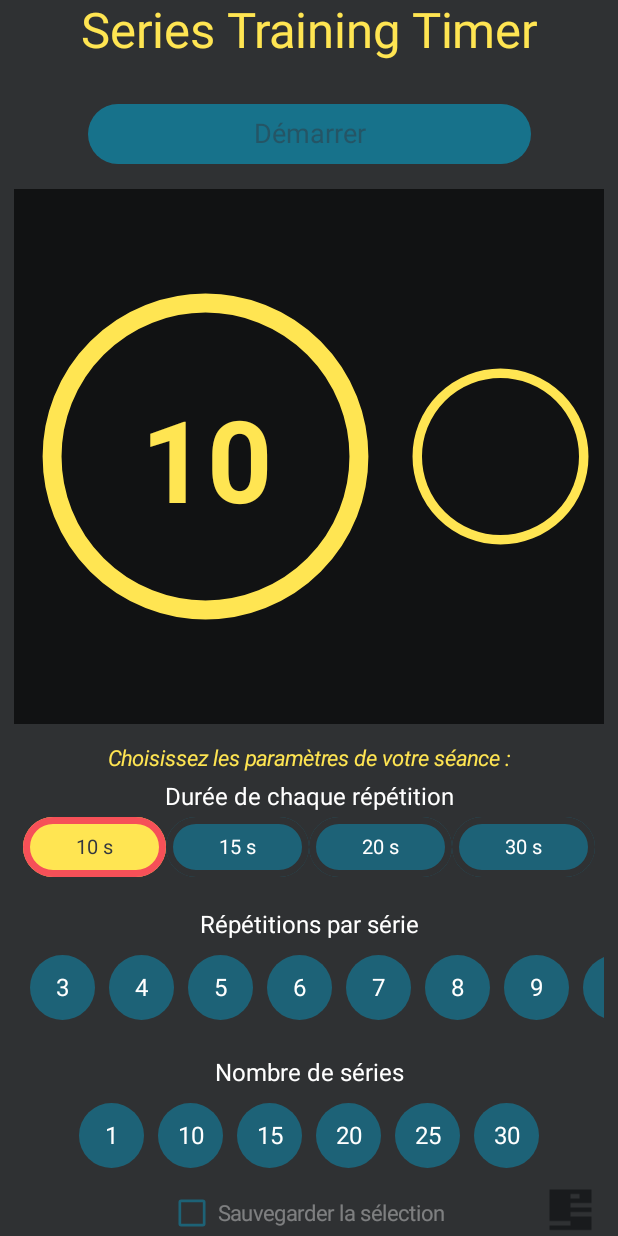
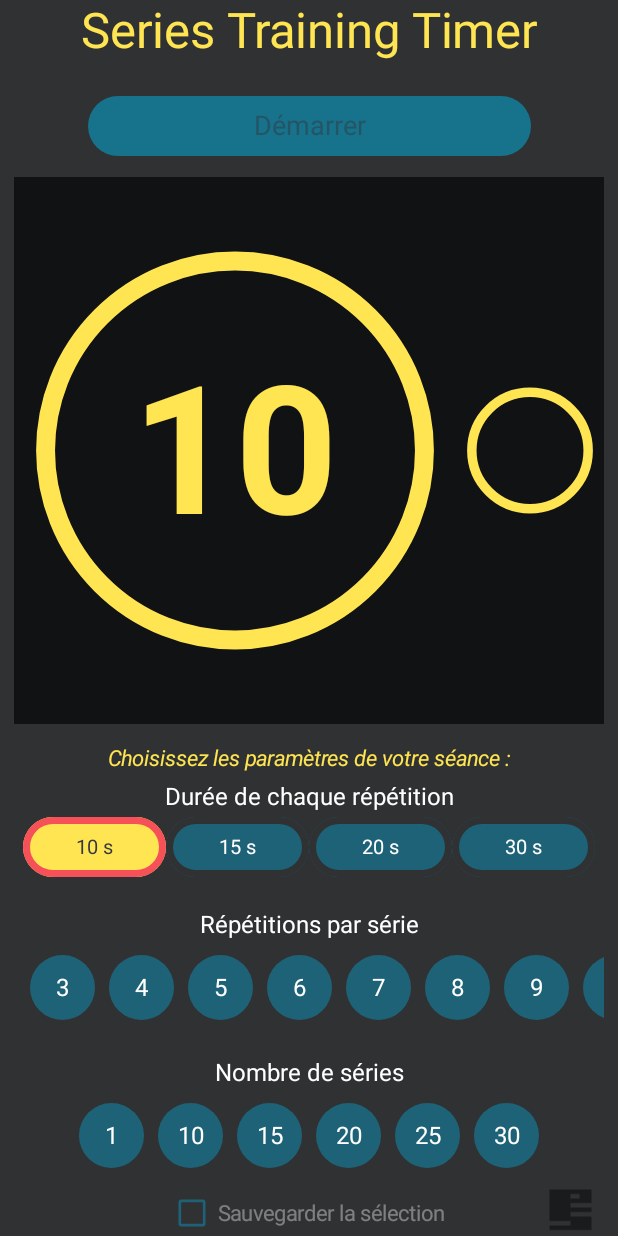
Before and after one commit to schmouk/ArcheryTrainingTimer, an Android app built with Jetpack Compose: the screen it shows after launch (MainActivity), after a tap on "10 s", on a phone screen of 412 x 824 dp. Run offline under Robolectric (Android 15) with nearby library versions, the phone set to English and light mode, and no system bars.

Commit message:
#100-fix centering of timer countdown
Fixed. Tested.

```diff
--- a/ArcheryTrainingTimer/app/src/main/java/com/github/schmouk/archerytrainingtimer/MainActivity.kt
+++ b/ArcheryTrainingTimer/app/src/main/java/com/github/schmouk/archerytrainingtimer/MainActivity.kt
@@ -1,9 +1,14 @@
 package com.github.schmouk.archerytrainingtimer
 
 import android.annotation.SuppressLint
+import android.graphics.Paint
+import android.graphics.Rect
+import android.graphics.Typeface
 import android.media.AudioAttributes
 import android.media.SoundPool
 import android.os.Bundle
+import android.text.TextPaint
+//import android.util.Log
 import android.view.WindowManager
 
 import androidx.activity.ComponentActivity
@@ -15,17 +20,6 @@ import androidx.compose.foundation.border
 import androidx.compose.foundation.clickable
 import androidx.compose.foundation.Image
 import androidx.compose.foundation.layout.*
-//import androidx.compose.foundation.layout.asPaddingValues
-//import androidx.compose.foundation.layout.Box
-//import androidx.compose.foundation.layout.Column
-//import androidx.compose.foundation.layout.fillMaxSize
-//import androidx.compose.foundation.layout.height
-//import androidx.compose.foundation.layout.padding
-//import androidx.compose.foundation.layout.safeDrawing // For overall safe drawing area
-//import androidx.compose.foundation.layout.size
-//import androidx.compose.foundation.layout.statusBars // For statusBars specific insets
-//import androidx.compose.foundation.layout.width
-//import androidx.compose.foundation.layout.WindowInsets
 import androidx.compose.foundation.lazy.items
 import androidx.compose.foundation.lazy.LazyRow
 import androidx.compose.foundation.lazy.rememberLazyListState
@@ -61,8 +55,12 @@ import androidx.compose.ui.semantics.Role
 import androidx.compose.ui.text.font.FontStyle
 import androidx.compose.ui.text.font.FontWeight
 import androidx.compose.ui.text.style.TextAlign
+//import androidx.compose.ui.text.style.TextOverflow
 import androidx.compose.ui.text.TextStyle
 import androidx.compose.runtime.Composable
+import androidx.compose.ui.graphics.nativeCanvas
+import androidx.compose.ui.graphics.toArgb
+import androidx.compose.ui.text.drawText
 import androidx.compose.ui.tooling.preview.Preview
 import androidx.compose.ui.unit.Dp
 import androidx.compose.ui.unit.dp
@@ -78,8 +76,6 @@ import kotlin.math.roundToInt
 import kotlinx.coroutines.delay
 import kotlinx.coroutines.isActive
 import kotlinx.coroutines.launch
-
-import android.util.Log
 
 
 @OptIn(ExperimentalMaterial3Api::class)
@@ -234,7 +230,6 @@ fun MyCustomTopAppBar() {
         // Remove .padding(WindowInsets.statusBars.asPaddingValues()) if using the above
         */
         title = {
-            Log.d("TopAppBarDebug", "Title Composable recomposing") // Add a log
             Text(
                 text = stringResource(id = R.string.app_name), // Assuming app_name is "Archery Training Timer"
                 style = MaterialTheme.typography.titleLarge // Or your preferred style
@@ -561,6 +556,9 @@ fun SimpleScreen(
                 val repetitionsLazyListState = rememberLazyListState()
                 val coroutineScope = rememberCoroutineScope()
 
+                val restModeText = stringResource(R.string.rest_indicator).toString()
+
+
                 // This flag will determine if the timers should be dimmed
                 // It's true when a full cycle of repetitions is complete and timer is stopped
                 val showDimmedTimers = rememberSaveable(currentRepetitionsLeft, isTimerRunning) {
@@ -743,8 +741,7 @@ fun SimpleScreen(
                                     isTimerRunning = true
                                     isDimmedState = false
                                     isTimerStopped = false
-                                    currentRepetitionsLeft =
-                                        numberOfRepetitions // Reset for new cycle
+                                    currentRepetitionsLeft = numberOfRepetitions // Reset for new cycle
                                     currentSeriesLeft = currentSeriesLeft!! - 1
                                     break // Exit rest loop
                                 }
@@ -787,9 +784,10 @@ fun SimpleScreen(
                     modifier = Modifier
                         .fillMaxWidth()
                         .padding(vertical = deviceScaling(8).dp)
-                        .height(IntrinsicSize.Min), // Let the content determine height, or set fixed like 64.dp
+                        .height(deviceScaling(56).dp),
+                        //.height(IntrinsicSize.Min) // Let the content determine heigt, or set fixed like 64.dp
                     horizontalArrangement = Arrangement.Center,
-                    verticalAlignment = Alignment.CenterVertically
+                    //verticalAlignment = Alignment.CenterVertically
                 ) {
                     //-- START Button --
                     Button(
@@ -840,11 +838,10 @@ fun SimpleScreen(
                         Text(
                             text = stringResource(id = if (isTimerRunning) R.string.stop_button else R.string.start_button),
                             style = customInteractiveTextStyle.copy(
-                                color = if (allSelectionsMade && !isRestMode) AppButtonTextColor else AppButtonTextColor.copy(
-                                    alpha = 0.5f
-                                )
+                                color = if (allSelectionsMade && !isRestMode) AppButtonTextColor
+                                        else AppButtonTextColor.copy(alpha = 0.5f)
                             ),
-                            fontSize = (20 * scaleFactor).sp // Example scaled font size
+                            fontSize = (18 * horizontalScaleFactor).sp // Example scaled font size
                         )
                     }
 
@@ -853,7 +850,7 @@ fun SimpleScreen(
                     // If so, let's adjust Arrangement.Center or use Spacers.
                 }
 
-                // --- 3. Second Row: Timers ---
+                // --- 3. Second Row: Timer and Countdowns ---
                 Row(
                     modifier = Modifier
                         .fillMaxWidth()
@@ -862,22 +859,17 @@ fun SimpleScreen(
                         .padding(vertical = deviceScaling(4).dp),
                     verticalAlignment = Alignment.CenterVertically
                 ) {
-                    //-- Left Cell (Square Big Timer Display) --
+                    //-- Left Cell (Big Timer Display) --
                     BoxWithConstraints(
                         modifier = Modifier
-                            .weight(0.65f)
+                            .weight(0.75f)
                             .fillMaxWidth()
-                            //.fillMaxHeight() // Fill the height of THIS Row
-                            .aspectRatio(1f)
-                        ,
+                            .fillMaxHeight(), // Fill the height of THIS Row
+                        //.aspectRatio(1f)
                         //.padding(deviceScaling(4).dp),
                         contentAlignment = Alignment.Center,
                     ) {
                         val circleRadius =
-                        //deviceScalingFloat(min(
-                        //    widthScalingFactor * constraints.maxWidth,
-                        //    heightScalingFactor * constraints.maxHeight) / 2f * 1.0f
-                            //)
                             min(
                                 widthScalingFactor * constraints.maxWidth,
                                 heightScalingFactor * constraints.maxHeight
@@ -903,7 +895,7 @@ fun SimpleScreen(
                             // 1. Draw the main circle border
                             drawCircle(
                                 color = if (isRestMode) WABlueColor else if (isDimmedState) DimmedTimerBorderColor else TimerBorderColor,
-                                radius = circleRadius - strokeWidthPx,  // / 2f, // Radius to the center of the stroke
+                                radius = circleRadius - strokeWidthPx / 2f, // Radius to the center of the stroke
                                 style = Stroke(width = strokeWidthPx),
                                 center = Offset(canvasCenterX, canvasCenterY)
                             )
@@ -914,12 +906,12 @@ fun SimpleScreen(
                                 //  (isTimerRunning || isTimerStopped) avoids red-ghost display
                                 //  in big timer border when selecting number of repetitions
                                 val arcDiameter =
-                                    (circleRadius - strokeWidthPx) * 2f  // / 2f) * 2f
+                                    (circleRadius - strokeWidthPx / 2f) * 2f  //) * 2f  //
                                 val arcTopLeftX = canvasCenterX - arcDiameter / 2f
                                 val arcTopLeftY = canvasCenterY - arcDiameter / 2f
 
                                 val progressStrokeWidth =
-                                    (0.72 * mainTimerStrokeWidth.value).dp.toPx() //10.dp.toPx() //
+                                    (0.72 * mainTimerStrokeWidth.value).dp.toPx()
 
                                 drawArc(
                                     color = if (isDimmedState) DimmedProgressBorderColor else ProgressBorderColor,
@@ -934,20 +926,12 @@ fun SimpleScreen(
                                     )
                                 )
                             }
-                        }
 
-                        // --- Column to hold Time Countdown numbers and "Rest..." text ---
-                        Column(
-                            modifier = Modifier.fillMaxSize(), // Allow Column to fill the Box to help with alignment
-                            horizontalAlignment = Alignment.CenterHorizontally,
-                        ) {
+                            // --- Column to hold Time Countdown numbers and "Rest..." text ---
                             val topWeight = if (textHorizontalScaleFactor <= 1.5f) 1f
                                             else (1f - 0.35f * (textHorizontalScaleFactor - 1.0f))
 
-                            // Pushes content downwards
-                            Spacer(modifier = Modifier.weight(topWeight))
-
-                            // AdaptiveText for the main duration
+                            // Text for the main duration
                             val durationToDisplayValue =
                                 if (showDimmedTimers) 0 else if (isRestMode) currentRestTimeLeft else currentDurationSecondsLeft
                             val durationToDisplayString = durationToDisplayValue?.toString()
@@ -956,22 +940,56 @@ fun SimpleScreen(
                                     ?.firstOrNull() ?: ""
 
                             if (durationToDisplayString.isNotEmpty()) {
-                                AdaptiveText(
-                                    text = durationToDisplayString,
-                                    modifier = Modifier.padding(
-                                        generalPadding,
-                                        generalPadding,
-                                        generalPadding,
-                                        deviceScaling(4).dp
-                                    ),
-                                    color = if (isRestMode) WABlueColor else if (isDimmedState) DimmedTimerBorderColor else TimerBorderColor,
-                                    fontWeight = FontWeight.Bold,
-                                    targetWidth = Dp(circleRadius * 1.2f),
-                                    initialFontSize = adaptiveInitialMainFontSize
+                                val targetTextHeightPx = circleRadius * 0.9f
+
+                                val countdownTextPaint = TextPaint(Paint.ANTI_ALIAS_FLAG).apply {
+                                    color = (if (isRestMode) WABlueColor
+                                             else if (isDimmedState) DimmedTimerBorderColor
+                                             else TimerBorderColor
+                                            ).toArgb()
+                                    textSize = targetTextHeightPx
+                                    isAntiAlias = true
+                                    textAlign = Paint.Align.CENTER
+                                    typeface = Typeface.DEFAULT_BOLD
+                                }
+
+                                val countdownBounds = Rect()
+                                countdownTextPaint.getTextBounds(
+                                    "0",  //durationToDisplayString,
+                                    0,
+                                    1,
+                                    countdownBounds
                                 )
+
+                                val yBaseLine = canvasCenterY - countdownBounds.exactCenterY()
+
+                                drawContext.canvas.nativeCanvas.drawText(
+                                    durationToDisplayString,
+                                    canvasCenterX,
+                                    yBaseLine, // Draw at the calculated baseline
+                                    countdownTextPaint
+                                )
+
+                                // "Rest..." Text, displayed only during rest mode
+                                if (isRestMode) {
+                                    val restTextSizePx = targetTextHeightPx * 0.22f + 0.5f
+                                    val restTextPaint = TextPaint(Paint.ANTI_ALIAS_FLAG).apply {
+                                        color = WABlueColor.toArgb()
+                                        textSize = if (restTextSizePx < 16f) 16f else restTextSizePx  //adaptiveInitialRestFontSize.toPx()
+                                        isAntiAlias = true
+                                        textAlign = Paint.Align.CENTER
+                                        typeface = Typeface.create(Typeface.DEFAULT_BOLD, Typeface.ITALIC)
+                                    }
+
+                                    drawContext.canvas.nativeCanvas.drawText(
+                                        restModeText,
+                                        canvasCenterX,
+                                        yBaseLine + 5 * restTextSizePx / 3,
+                                        restTextPaint
+                                    )
+                                }
                             }
-
-                            // "Rest..." Text, displayed only during rest mode
+                            /*
                             AdaptiveText(
                                 text = stringResource(id = if (isRestMode) R.string.rest_indicator else R.string.empty_string),
                                 modifier = Modifier.padding(top = 0.dp),
@@ -981,17 +999,14 @@ fun SimpleScreen(
                                 targetWidth = Dp(circleRadius * 1.2f),
                                 initialFontSize = adaptiveInitialRestFontSize
                             )
-
-                            Spacer(modifier = Modifier.weight(0.65f))
-                            // to make space for "Rest..." text to appear "below center".
+                            */
                         }
                     }
 
                     //-- Right Control Cell (Small Series Countdown Display) --
-                    //Box(
                     BoxWithConstraints(
                         modifier = Modifier
-                            .weight(0.35f) // 40% of this Row's width
+                            .weight(0.25f) // 25% of this Row's width
                             //.fillMaxHeight() // Fill the height of THIS Row
                             //.background(Color.Green.copy(alpha = 0.3f)) // Temp bg
                         ,
```
